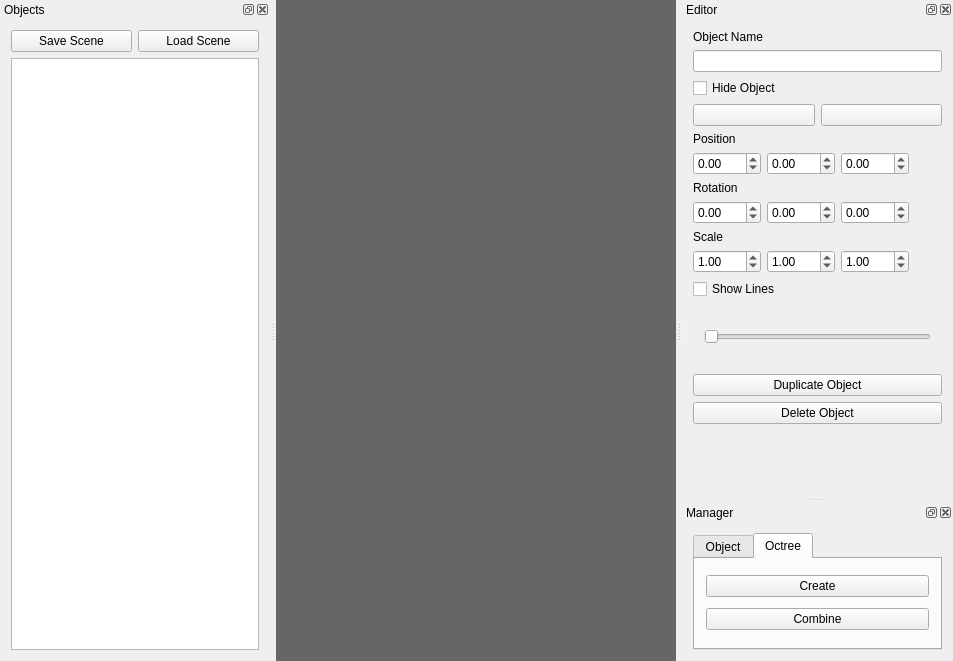
Before: the Qt Designer form ModelagemQT/mainwindow.ui in RicardoBusta/Doutorado, drawn with Qt 5.
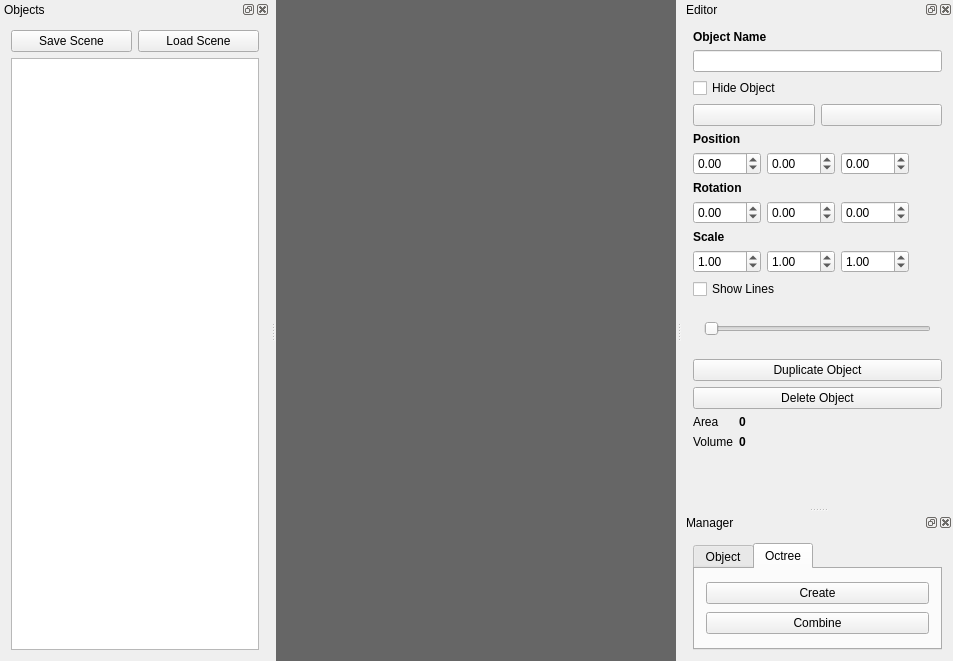
After: the same form once the commit is applied. Custom widgets are drawn as their Qt base class.

```diff
--- a/ModelagemQT/mainwindow.ui
+++ b/ModelagemQT/mainwindow.ui
@@ -107,6 +107,9 @@
     <layout class="QVBoxLayout" name="verticalLayout_2">
      <item>
       <widget class="QLabel" name="label_4">
+       <property name="styleSheet">
+        <string notr="true"> font-weight: bold;</string>
+       </property>
        <property name="text">
         <string>Object Name</string>
        </property>
@@ -241,6 +244,9 @@
        </item>
        <item row="0" column="0">
         <widget class="QLabel" name="label">
+         <property name="styleSheet">
+          <string notr="true"> font-weight: bold;</string>
+         </property>
          <property name="text">
           <string>Position</string>
          </property>
@@ -248,6 +254,9 @@
        </item>
        <item row="2" column="0">
         <widget class="QLabel" name="label_2">
+         <property name="styleSheet">
+          <string notr="true"> font-weight: bold;</string>
+         </property>
          <property name="text">
           <string>Rotation</string>
          </property>
@@ -271,6 +280,9 @@
        </item>
        <item row="4" column="0">
         <widget class="QLabel" name="label_3">
+         <property name="styleSheet">
+          <string notr="true"> font-weight: bold;</string>
+         </property>
          <property name="text">
           <string>Scale</string>
          </property>
@@ -347,6 +359,44 @@
        </property>
       </widget>
      </item>
+     <item>
+      <layout class="QFormLayout" name="formLayout">
+       <item row="0" column="0">
+        <widget class="QLabel" name="label_5">
+         <property name="text">
+          <string>Area</string>
+         </property>
+        </widget>
+       </item>
+       <item row="1" column="0">
+        <widget class="QLabel" name="label_6">
+         <property name="text">
+          <string>Volume</string>
+         </property>
+        </widget>
+       </item>
+       <item row="0" column="1">
+        <widget class="QLabel" name="label_7">
+         <property name="styleSheet">
+          <string notr="true"> font-weight: bold;</string>
+         </property>
+         <property name="text">
+          <string>0</string>
+         </property>
+        </widget>
+       </item>
+       <item row="1" column="1">
+        <widget class="QLabel" name="label_8">
+         <property name="styleSheet">
+          <string notr="true"> font-weight: bold;</string>
+         </property>
+         <property name="text">
+          <string>0</string>
+         </property>
+        </widget>
+       </item>
+      </layout>
+     </item>
      <item>
       <spacer name="verticalSpacer">
        <property name="orientation">
```
